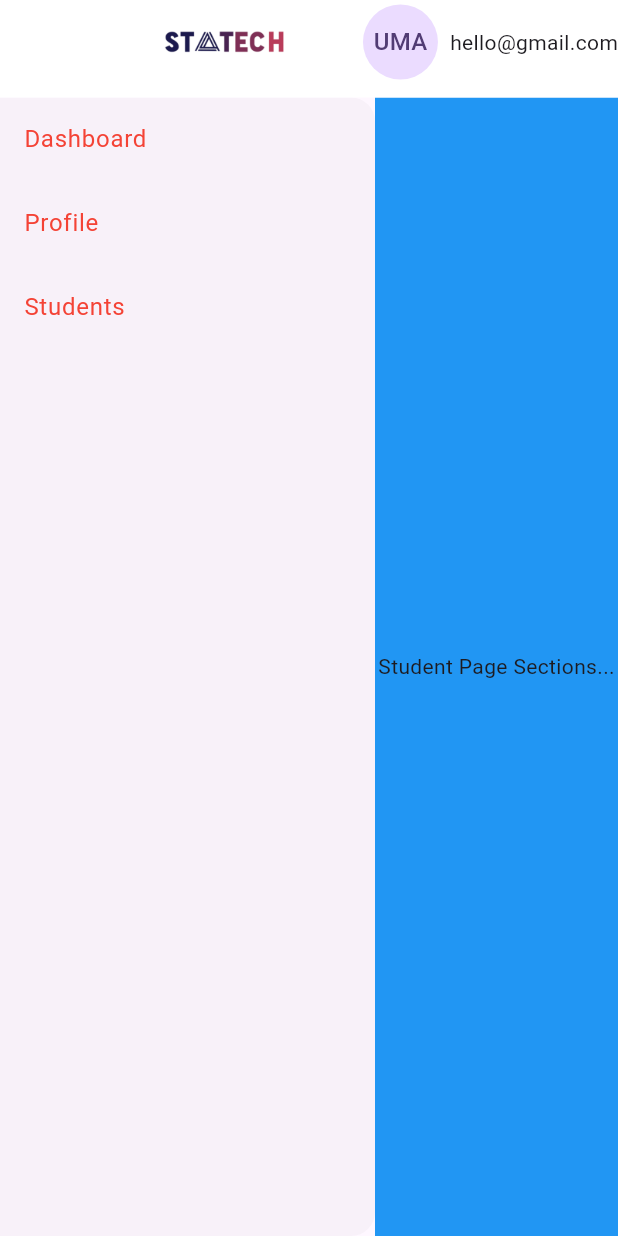
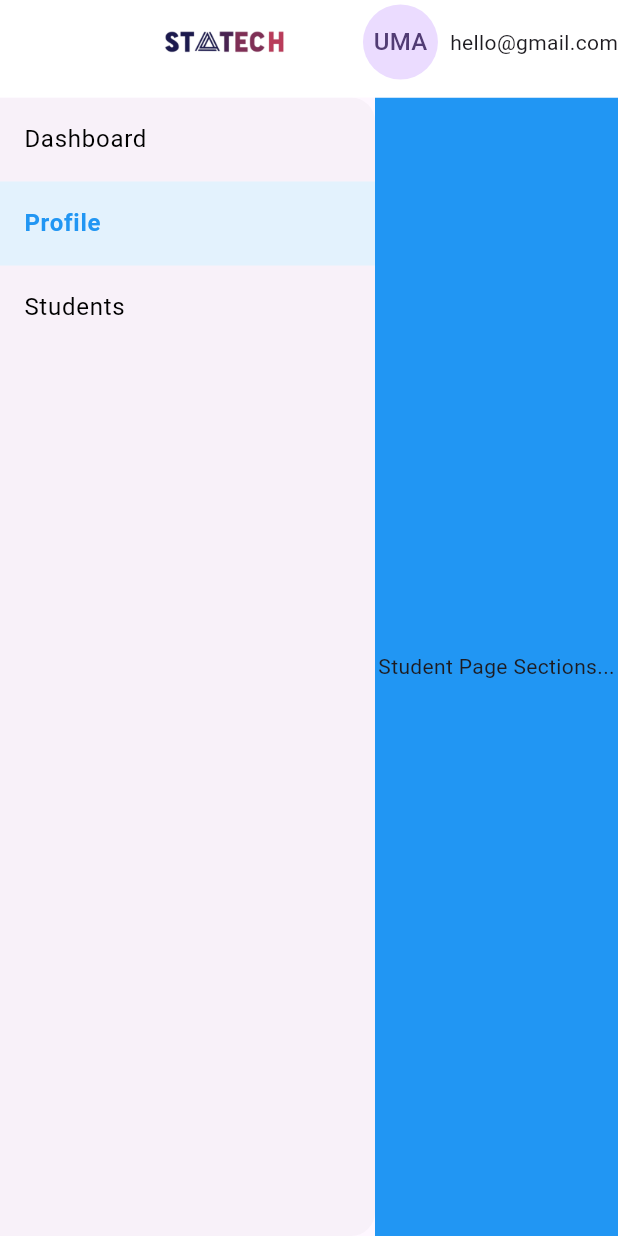
Before and after one commit to ujjwalmangalatreya/sms, a Flutter app: the AppLayout screen opened by its route, after a tap on "Profile", on a phone screen of 412 x 824 dp. Run offline on Flutter 3.47's test engine with Material 3 defaults, Android fonts, the phone set to English and light mode, and no system bars; our stand-ins replace firebase_auth, firebase_core, get, url_strategy; accounts and stored records are empty.

Commit message:
Is selected

```diff
--- a/lib/core/widgets/common/app_layout.dart
+++ b/lib/core/widgets/common/app_layout.dart
@@ -57,7 +57,6 @@ class AppLayout extends StatelessWidget {
           // Main Content
           Expanded(
             child: Obx(() {
-              print("Current Index: ${controller.currentIndex.value}");
               switch (controller.currentIndex.value) {
                 case 0:
                   return DashboardDetails();
@@ -66,7 +65,7 @@ class AppLayout extends StatelessWidget {
                 case 2:
                   return Profile();
                 default:
-                  return Student();
+                  return DashboardDetails();
               }
             }),
           ),
@@ -88,18 +87,15 @@ class SharedDrawer extends StatelessWidget {
         children: [
           DrawerItem(
             title: 'Dashboard',
-            route: '/dashboard',
-            changePageIndex: 0,
+            index: 0,
           ),
           DrawerItem(
             title: 'Profile',
-            route: '/profile',
-            changePageIndex: 1,
+            index: 1,
           ),
           DrawerItem(
             title: 'Students',
-            route: '/students',
-            changePageIndex: 2,
+            index: 2,
           ),
         ],
       ),
@@ -110,28 +106,32 @@ class SharedDrawer extends StatelessWidget {
 class DrawerItem extends StatelessWidget {
   final NavigationController controller = Get.find<NavigationController>();
   final String title;
-  final String route;
-  final int changePageIndex;
+  final int index;
 
   DrawerItem({
     super.key,
     required this.title,
-    required this.route,
-    required this.changePageIndex,
+    required this.index,
   });
 
   @override
   Widget build(BuildContext context) {
+    return Obx(() {
+      final isSelected = controller.currentIndex.value == index;
       return ListTile(
         title: Text(
           title,
-        style: const TextStyle(color: Colors.red),
+          style: TextStyle(
+            color: isSelected ? Colors.blue : Colors.black,
+            fontWeight: isSelected ? FontWeight.bold : FontWeight.normal,
           ),
+        ),
+        selected: isSelected,
+        selectedTileColor: Colors.blue[50], // Highlight selected tile
         onTap: () {
-        controller.changePage(changePageIndex); // Get.offNamed(route);
-        // Navigator.pop(context);
-        // controller.currentIndex(changePageIndex);
+          controller.changePage(index);
         },
       );
+    });
   }
 }
```
Also changed, not shown: lib/core/widgets/common/app_drawer.dart (added, +69 -0 lines). Lines whose indentation alone changed are shown as unchanged.
